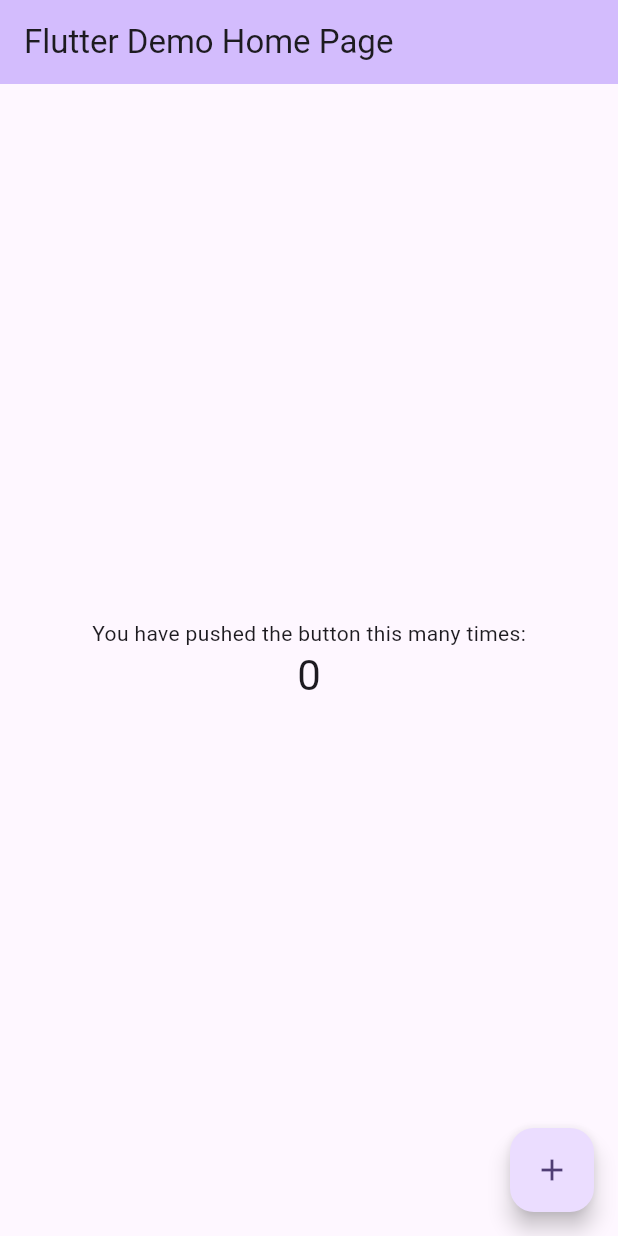
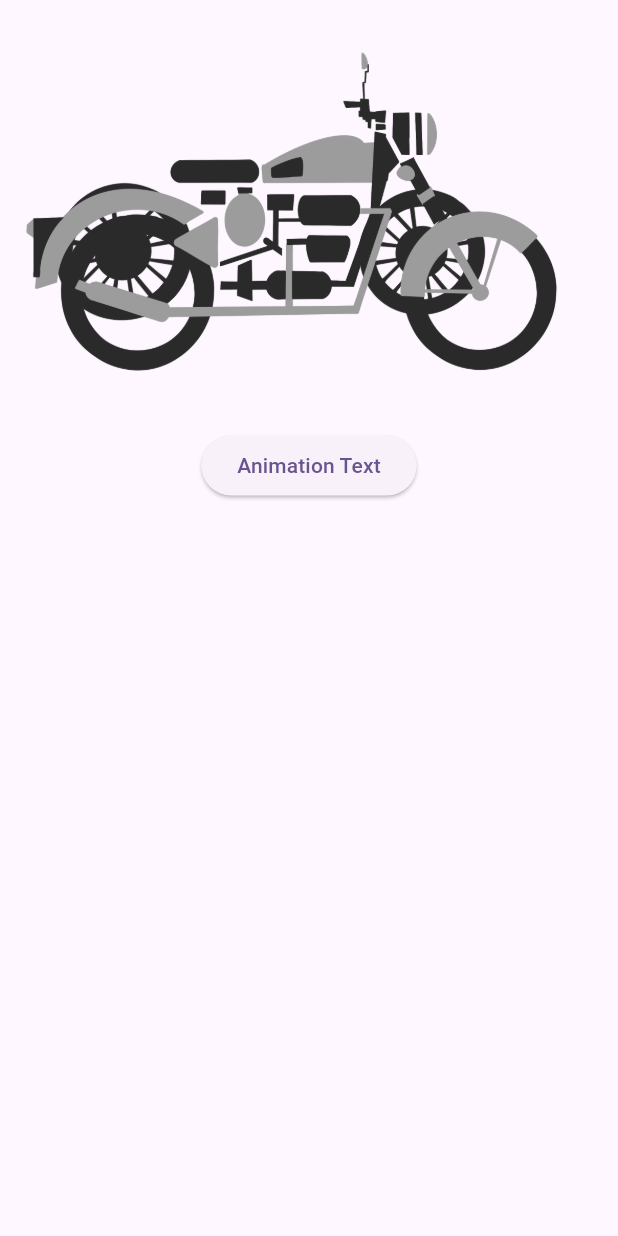
Before and after one commit to YesShubham01/Bullet-24, a Flutter app: the screen it shows after launch, on a phone screen of 412 x 824 dp. Run offline on Flutter 3.47's test engine with Material 2 defaults, Android fonts, the phone set to English and light mode, and no system bars.

Commit message:
Splash Page added.

```diff
--- /dev/null
+++ b/lib/Pages/Splash Page/bullet_animation.dart
@@ -0,0 +1,75 @@
+import 'package:flutter/material.dart';
+
+class BulletAnimation extends StatefulWidget {
+  const BulletAnimation({Key? key}) : super(key: key);
+
+  @override
+  State<BulletAnimation> createState() => _BulletAnimationState();
+}
+
+class _BulletAnimationState extends State<BulletAnimation>
+    with TickerProviderStateMixin {
+  late AnimationController _controller;
+
+  @override
+  void initState() {
+    super.initState();
+    _controller = AnimationController(
+      vsync: this,
+      duration:
+          const Duration(seconds: 2), // You can adjust the duration as needed
+      // You can also specify the animation curve if you want a custom easing effect
+    )..repeat(); // Repeats the animation infinitely
+
+    // Forward the animation controller when the widget is first initialized
+    _controller.repeat();
+  }
+
+  @override
+  Widget build(BuildContext context) {
+    return Stack(
+      children: [
+        Positioned(
+          left: 225,
+          top: 115,
+          child: RotationTransition(
+            turns: _controller, // Use the animation controller for rotation
+            child: const SizedBox(
+              height: 110,
+              child: Image(
+                image: AssetImage("images/SplashPage/front_wheel.PNG"),
+              ),
+            ),
+          ),
+        ),
+        Positioned(
+          left: 21,
+          top: 110,
+          child: RotationTransition(
+            turns:
+                _controller, // Use the same animation controller for both wheels
+            child: const SizedBox(
+              height: 120,
+              child: Image(
+                image: AssetImage("images/SplashPage/front_wheel.PNG"),
+              ),
+            ),
+          ),
+        ),
+        const Image(
+          image: AssetImage("images/SplashPage/bullet_without_rim.PNG"),
+        ),
+        // const Image(
+        //   image: AssetImage("images/SplashPage/road.PNG"),
+        // ),
+      ],
+    );
+  }
+
+  @override
+  void dispose() {
+    _controller
+        .dispose(); // Dispose the animation controller to avoid memory leaks
+    super.dispose();
+  }
+}
--- /dev/null
+++ b/lib/Pages/Start Page/start_page.dart
@@ -0,0 +1,37 @@
+import 'package:bullet24/Pages/Splash%20Page/bullet_animation.dart';
+import 'package:bullet24/Temp/animation_testing.dart';
+import 'package:flutter/material.dart';
+
+class StartPage extends StatefulWidget {
+  const StartPage({super.key});
+
+  @override
+  State<StartPage> createState() => _StartPageState();
+}
+
+class _StartPageState extends State<StartPage> {
+  @override
+  Widget build(BuildContext context) {
+    return Scaffold(
+      body: SafeArea(
+        child: Center(
+          child: Column(
+            children: [
+              const Hero(tag: 'bullet', child: BulletAnimation()),
+              ElevatedButton(
+                onPressed: () {
+                  Navigator.push(
+                    context,
+                    MaterialPageRoute(
+                        builder: (context) => const AnimationTest()),
+                  );
+                },
+                child: const Text("Animation Text"),
+              ),
+            ],
+          ),
+        ),
+      ),
+    );
+  }
+}
--- /dev/null
+++ b/lib/Res/Theme/theme.dart
@@ -0,0 +1,3 @@
+import 'package:flutter/material.dart';
+
+Color BG_THEME_COLOR = const Color.fromRGBO(226, 231, 239, 0.9);
--- a/lib/main.dart
+++ b/lib/main.dart
@@ -1,6 +1,9 @@
 import 'package:flutter/material.dart';
 
+import 'Pages/Splash Page/splash_page.dart';
+
 void main() {
+  WidgetsFlutterBinding.ensureInitialized();
   runApp(const MyApp());
 }
 
@@ -31,95 +34,7 @@ class MyApp extends StatelessWidget {
         colorScheme: ColorScheme.fromSeed(seedColor: Colors.deepPurple),
         useMaterial3: true,
       ),
-      home: const MyHomePage(title: 'Flutter Demo Home Page'),
+      home: const SplashPage(),
     );
   }
 }
-
-class MyHomePage extends StatefulWidget {
-  const MyHomePage({super.key, required this.title});
-
-  // This widget is the home page of your application. It is stateful, meaning
-  // that it has a State object (defined below) that contains fields that affect
-  // how it looks.
-
-  // This class is the configuration for the state. It holds the values (in this
-  // case the title) provided by the parent (in this case the App widget) and
-  // used by the build method of the State. Fields in a Widget subclass are
-  // always marked "final".
-
-  final String title;
-
-  @override
-  State<MyHomePage> createState() => _MyHomePageState();
-}
-
-class _MyHomePageState extends State<MyHomePage> {
-  int _counter = 0;
-
-  void _incrementCounter() {
-    setState(() {
-      // This call to setState tells the Flutter framework that something has
-      // changed in this State, which causes it to rerun the build method below
-      // so that the display can reflect the updated values. If we changed
-      // _counter without calling setState(), then the build method would not be
-      // called again, and so nothing would appear to happen.
-      _counter++;
-    });
-  }
-
-  @override
-  Widget build(BuildContext context) {
-    // This method is rerun every time setState is called, for instance as done
-    // by the _incrementCounter method above.
-    //
-    // The Flutter framework has been optimized to make rerunning build methods
-    // fast, so that you can just rebuild anything that needs updating rather
-    // than having to individually change instances of widgets.
-    return Scaffold(
-      appBar: AppBar(
-        // TRY THIS: Try changing the color here to a specific color (to
-        // Colors.amber, perhaps?) and trigger a hot reload to see the AppBar
-        // change color while the other colors stay the same.
-        backgroundColor: Theme.of(context).colorScheme.inversePrimary,
-        // Here we take the value from the MyHomePage object that was created by
-        // the App.build method, and use it to set our appbar title.
-        title: Text(widget.title),
-      ),
-      body: Center(
-        // Center is a layout widget. It takes a single child and positions it
-        // in the middle of the parent.
-        child: Column(
-          // Column is also a layout widget. It takes a list of children and
-          // arranges them vertically. By default, it sizes itself to fit its
-          // children horizontally, and tries to be as tall as its parent.
-          //
-          // Column has various properties to control how it sizes itself and
-          // how it positions its children. Here we use mainAxisAlignment to
-          // center the children vertically; the main axis here is the vertical
-          // axis because Columns are vertical (the cross axis would be
-          // horizontal).
-          //
-          // TRY THIS: Invoke "debug painting" (choose the "Toggle Debug Paint"
-          // action in the IDE, or press "p" in the console), to see the
-          // wireframe for each widget.
-          mainAxisAlignment: MainAxisAlignment.center,
-          children: <Widget>[
-            const Text(
-              'You have pushed the button this many times:',
-            ),
-            Text(
-              '$_counter',
-              style: Theme.of(context).textTheme.headlineMedium,
-            ),
-          ],
-        ),
-      ),
-      floatingActionButton: FloatingActionButton(
-        onPressed: _incrementCounter,
-        tooltip: 'Increment',
-        child: const Icon(Icons.add),
-      ), // This trailing comma makes auto-formatting nicer for build methods.
-    );
-  }
-}
--- a/pubspec.yaml
+++ b/pubspec.yaml
@@ -59,8 +59,9 @@ flutter:
   uses-material-design: true
 
   # To add assets to your application, add an assets section, like this:
-  # assets:
-  #   - images/a_dot_burr.jpeg
+  assets:
+    - images/
+    - images/SplashPage/
   #   - images/a_dot_ham.jpeg
 
   # An image asset can refer to one or more resolution-specific "variants", see
```
Also changed, not shown: lib/Pages/Splash Page/splash_page.dart (added, +41 -0 lines), lib/Temp/animation2.dart (added, +73 -0 lines), lib/Temp/animation3.dart (added, +48 -0 lines), lib/Temp/animation_testing.dart (added, +69 -0 lines), images/SplashPage/back_wheel.PNG (added), images/SplashPage/bullet_logo.PNG (added), images/SplashPage/bullet_without_rim.PNG (added), images/SplashPage/front_wheel.PNG (added), images/SplashPage/road.PNG (added), images/icon.png (added), images/temp1.png (added).
